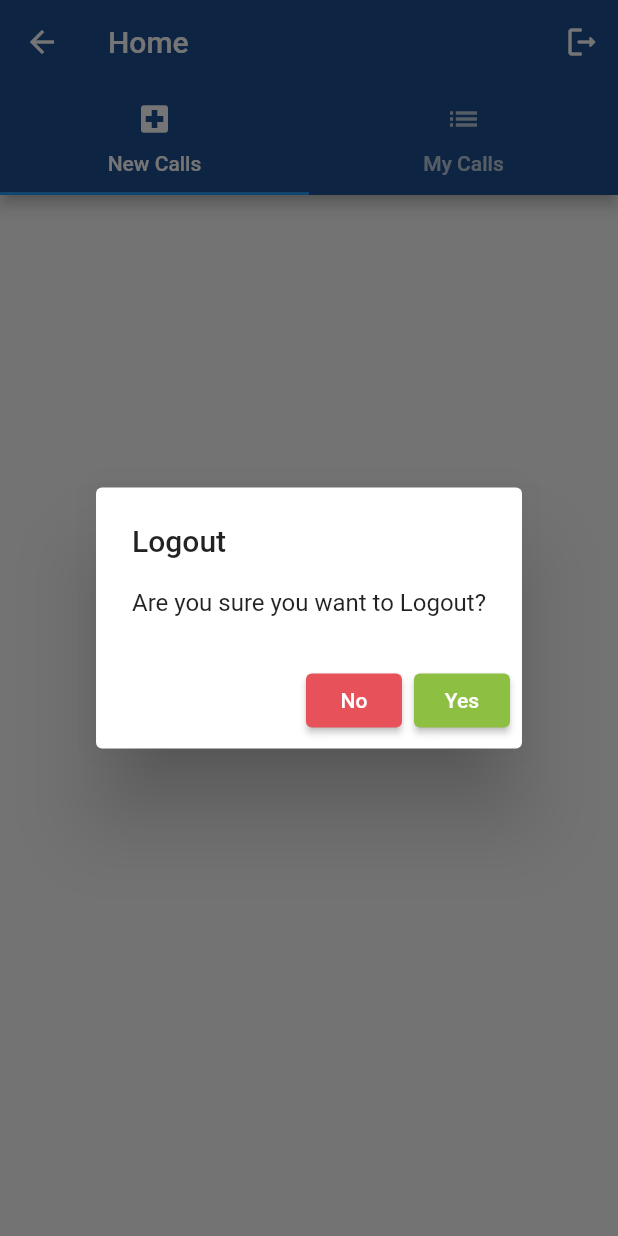
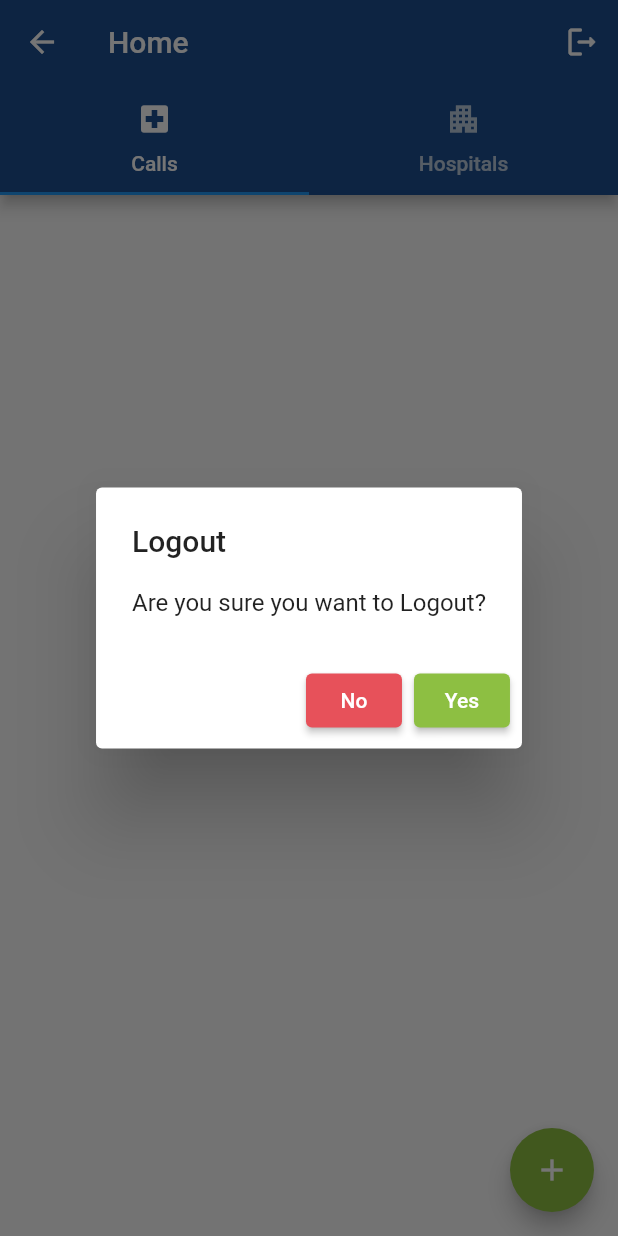
Before and after one commit to JHNet-Web-Development/hatzolah-dispatcher-app-v1, a Flutter app: the HomeScreen screen opened directly, after a tap on the "logout" icon, on a phone screen of 412 x 824 dp. Run offline on Flutter 3.47's test engine with Material 2 defaults, Android fonts, the phone set to English and light mode, and no system bars; our stand-ins replace bloc, cloud_firestore, equatable, firebase_auth, firebase_core, flutter_bloc and 4 more; missing offline and left inert: dart:ffi; accounts and stored records are empty.

Commit message:
Created hospital repository

```diff
--- a/lib/core/dependencies.dart
+++ b/lib/core/dependencies.dart
@@ -5,9 +5,11 @@ import 'package:get_it/get_it.dart';
 import 'package:hatzolah_dispatcher_app/cubit/authentication/authentication_cubit.dart';
 import 'package:hatzolah_dispatcher_app/cubit/calls/calls_cubit.dart';
 import 'package:hatzolah_dispatcher_app/cubit/general/general_cubit.dart';
+import 'package:hatzolah_dispatcher_app/cubit/hospital/hospital_cubit.dart';
 import 'package:hatzolah_dispatcher_app/cubit/login/login_cubit.dart';
 import 'package:hatzolah_dispatcher_app/repositories/authenticationRepository.dart';
 import 'package:hatzolah_dispatcher_app/repositories/callRepository.dart';
+import 'package:hatzolah_dispatcher_app/repositories/hospitalRepository.dart';
 import 'package:hatzolah_dispatcher_app/repositories/patientRepository.dart';
 import 'package:shared_preferences/shared_preferences.dart';
 
@@ -31,12 +33,14 @@ class DependencyInjection{
     sl.registerLazySingleton<AuthenticationRepository>(() => AuthenticationRepository());
     sl.registerLazySingleton<CallRepository>(() => CallRepository());
     sl.registerLazySingleton<PatientRepository>(() => PatientRepository());
+    sl.registerLazySingleton<HospitalRepository>(() => HospitalRepository());
   }
 
   static _cubits(){
     sl.registerLazySingleton<GeneralCubit>(() => GeneralCubit());
     sl.registerLazySingleton<LoginCubit>(() => LoginCubit());
     sl.registerLazySingleton<CallsCubit>(() => CallsCubit());
+    sl.registerLazySingleton<HospitalCubit>(() => HospitalCubit());
     sl.registerLazySingleton<AuthenticationCubit>(() => AuthenticationCubit()..appStarted());
   }
 }
--- /dev/null
+++ b/lib/cubit/hospital/hospital_cubit.dart
@@ -0,0 +1,37 @@
+import 'package:bloc/bloc.dart';
+import 'package:cloud_firestore/cloud_firestore.dart';
+import 'package:equatable/equatable.dart';
+import 'package:hatzolah_dispatcher_app/core/dependencies.dart';
+import 'package:hatzolah_dispatcher_app/models/hospital.dart';
+import 'package:hatzolah_dispatcher_app/repositories/hospitalRepository.dart';
+
+part 'hospital_state.dart';
+
+class HospitalCubit extends Cubit<HospitalState> {
+  HospitalCubit() : super(HospitalInitial());
+
+  final HospitalRepository _hospitalRepository = sl<HospitalRepository>();
+
+  createUpdateHospital(Hospital hospital) {
+    emit(HospitalLoading(state.mainHospitalState.copyWith(message: 'Creating and/or updating hospital')));
+    try {
+      _hospitalRepository.createUpdateHospital(hospital);
+      emit(HospitalUpdated(state.mainHospitalState.copyWith(message: 'Hospital Updated')));
+    } catch (error) {
+      emit(HospitalError(state.mainHospitalState
+          .copyWith(errorMessage: 'Failed creating and/or updating hospital', message: '')));
+    }
+  }
+
+  getHospitals() {
+    try {
+      _hospitalRepository.getHospitalStream().listen((QuerySnapshot<Hospital?> snapshot) async {
+        emit(HospitalLoading(state.mainHospitalState.copyWith(message: 'Get list of Hospitals')));
+        List<Hospital> hospitals = snapshot.docs.map((e) => e.data()!).toList();
+        emit(HospitalLoaded(state.mainHospitalState.copyWith(message: "Loaded Hospitals", hospitals: hospitals)));
+      });
+    } catch (error) {
+      emit(HospitalError(state.mainHospitalState.copyWith(message: 'Failed loading Hospitals')));
+    }
+  }
+}
--- /dev/null
+++ b/lib/cubit/hospital/hospital_state.dart
@@ -0,0 +1,54 @@
+part of 'hospital_cubit.dart';
+
+class MainHospitalState extends Equatable{
+  final String? message;
+  final String? errorMessage;
+  final List<Hospital> hospitals;
+
+  const MainHospitalState({this.message, this.errorMessage, this.hospitals = const []});
+
+  @override
+  List<Object?> get props => [message, errorMessage, hospitals,];
+
+  MainHospitalState copyWith({
+    String? message,
+    String? errorMessage,
+    List<Hospital>? hospitals
+  }) {
+    return MainHospitalState(
+      message: message ?? this.message,
+      errorMessage: errorMessage ?? this.errorMessage,
+      hospitals: hospitals ?? this.hospitals,
+    );
+  }
+}
+
+abstract class HospitalState extends Equatable {
+  final MainHospitalState mainHospitalState;
+  const HospitalState(this.mainHospitalState);
+
+
+  @override
+  List<Object?> get props => [mainHospitalState];
+}
+
+
+class HospitalInitial extends HospitalState {
+  const HospitalInitial() : super(const MainHospitalState());
+}
+
+class HospitalLoading extends HospitalState {
+  const HospitalLoading(MainHospitalState mainHospitalState) : super(mainHospitalState);
+}
+
+class HospitalLoaded extends HospitalState {
+  const HospitalLoaded(MainHospitalState mainHospitalState) : super(mainHospitalState);
+}
+
+class HospitalUpdated extends HospitalState {
+  const HospitalUpdated(MainHospitalState mainHospitalState) : super(mainHospitalState);
+}
+
+class HospitalError extends HospitalState {
+  const HospitalError(MainHospitalState mainHospitalState) : super(mainHospitalState);
+}
--- /dev/null
+++ b/lib/models/hospital.dart
@@ -0,0 +1,46 @@
+import 'package:cloud_firestore/cloud_firestore.dart';
+import 'package:equatable/equatable.dart';
+
+class Hospital extends Equatable{
+  final String id;
+  final String name;
+  final Timestamp createdDate;
+  final Timestamp? updatedDate;
+
+  const Hospital({required this.id, required this.name, required this.createdDate, this.updatedDate});
+
+  @override
+  List<Object?> get props => [id, name, createdDate, updatedDate];
+
+  Hospital copyWith({
+    String? id,
+    String? name,
+    Timestamp? createdDate,
+    Timestamp? updatedDate,
+  }) {
+    return Hospital(
+      id: id ?? this.id,
+      name: name ?? this.name,
+      createdDate: createdDate ?? this.createdDate,
+      updatedDate: updatedDate ?? this.updatedDate,
+    );
+  }
+
+  Map<String, dynamic> toMap() {
+    return {
+      'id': id,
+      'name': name,
+      'createdDate': createdDate,
+      'updatedDate': updatedDate,
+    };
+  }
+
+  factory Hospital.fromMap(Map<String, dynamic> map) {
+    return Hospital(
+      id: map['id'] as String,
+      name: map['name'] as String,
+      createdDate: map['createdDate'] as Timestamp,
+      updatedDate: map['updatedDate'] as Timestamp,
+    );
+  }
+}
--- /dev/null
+++ b/lib/repositories/hospitalRepository.dart
@@ -0,0 +1,25 @@
+import 'package:cloud_firestore/cloud_firestore.dart';
+import 'package:hatzolah_dispatcher_app/core/dependencies.dart';
+import 'package:hatzolah_dispatcher_app/models/call.dart';
+import 'package:hatzolah_dispatcher_app/models/hospital.dart';
+
+class HospitalRepository{
+  static final FirebaseFirestore _firebaseFirestore = sl<FirebaseFirestore>();
+
+  final CollectionReference<Hospital?> _hospitalCollection = _firebaseFirestore.collection('hospitals').withConverter<Hospital?>(
+    fromFirestore: (snapshot, _) => snapshot.data() != null ? Hospital.fromMap(snapshot.data()!) : null,
+    toFirestore: (call, _) => call!.toMap(),
+  );
+
+  createUpdateHospital(Hospital hospital) {
+    _hospitalCollection.doc(hospital.id).set(hospital, SetOptions(merge: true));
+  }
+
+  Stream<QuerySnapshot<Hospital?>> getHospitalStream() {
+    try{
+      return _hospitalCollection.snapshots();
+    } catch(error) {
+      throw 'Error ${error.toString()}';
+    }
+  }
+}
--- a/lib/ui/screens/home.dart
+++ b/lib/ui/screens/home.dart
@@ -5,7 +5,9 @@ import 'package:hatzolah_dispatcher_app/constants/constants.dart';
 import 'package:hatzolah_dispatcher_app/core/dependencies.dart';
 import 'package:hatzolah_dispatcher_app/cubit/authentication/authentication_cubit.dart';
 import 'package:hatzolah_dispatcher_app/cubit/calls/calls_cubit.dart';
+import 'package:hatzolah_dispatcher_app/cubit/hospital/hospital_cubit.dart';
 import 'package:hatzolah_dispatcher_app/models/call.dart';
+import 'package:hatzolah_dispatcher_app/models/hospital.dart';
 import 'package:hatzolah_dispatcher_app/models/patient.dart';
 import 'package:hatzolah_dispatcher_app/ui/widgets/home/callWidget.dart';
 import 'package:uuid/uuid.dart';
@@ -23,6 +25,7 @@ class _HomeScreenState extends State<HomeScreen> {
 
   final AuthenticationCubit _authenticationCubit = sl<AuthenticationCubit>();
   final CallsCubit _callsCubit = sl<CallsCubit>();
+  final HospitalCubit _hospitalCubit = sl<HospitalCubit>();
 
   //Remove this
   _createCalls() {
@@ -38,12 +41,25 @@ class _HomeScreenState extends State<HomeScreen> {
     }
   }
 
+  _createHospitals() {
+
+    List<Hospital> hospitals = [
+      Hospital(id: const Uuid().v4(), name: "Netcare Sunward Park Hospital", createdDate: Timestamp.now()),
+      Hospital(id: const Uuid().v4(), name: "Netcare Sunninghill Hospital", createdDate: Timestamp.now()),
+    ];
+
+    for (var i = 0; i < hospitals.length; i++) {
+      _hospitalCubit.createUpdateHospital(hospitals[i]);
+    }
+  }
+
   @override
   void initState() {
     super.initState();
     _callsCubit.getNewCalls();
     _callsCubit.getUserCalls();
     //_createCalls();
+   // _createHospitals();
   }
 
   _confirmLogout() {
@@ -84,12 +100,12 @@ class _HomeScreenState extends State<HomeScreen> {
           backgroundColor: primaryColour,
           bottom: const TabBar(tabs: [
             Tab(
-                text: "New Calls",
+                text: "Calls",
                 icon: Icon(Icons.local_hospital)
             ),
             Tab(
-                text: "My Calls",
-                icon: Icon(Icons.list)
+                text: "Hospitals",
+                icon: Icon(Icons.apartment)
             ),
           ]),
           title: const Text("Home"),
@@ -108,6 +124,11 @@ class _HomeScreenState extends State<HomeScreen> {
             CallWidget(myList: true,)
           ])
         ),
+        floatingActionButton: FloatingActionButton(
+          child: Icon(Icons.add),
+          onPressed: null,
+          backgroundColor: successColour,
+        ),
       ),
     );
   }
```
